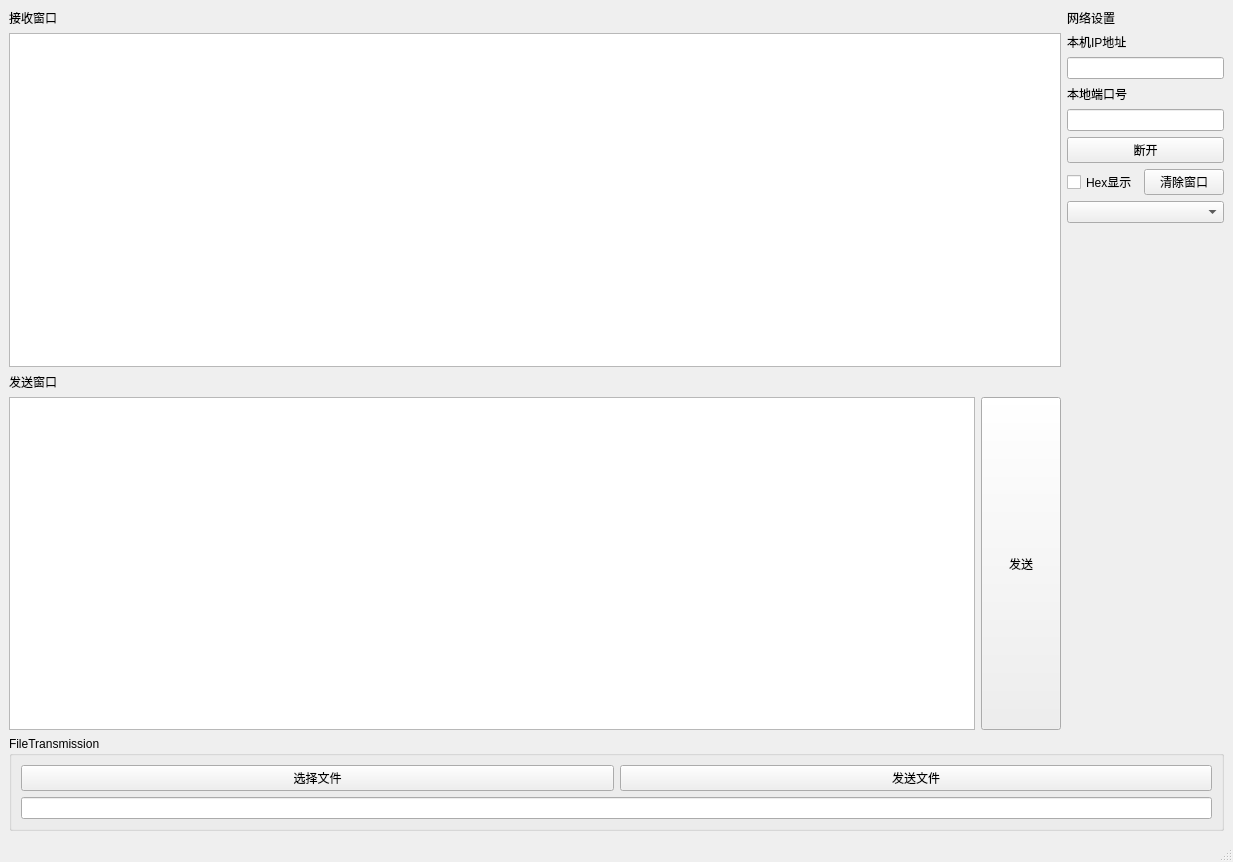
Qt form 2_Proj/server/tcpserver.ui (sitakerchen/MultiStereo) before a commit.
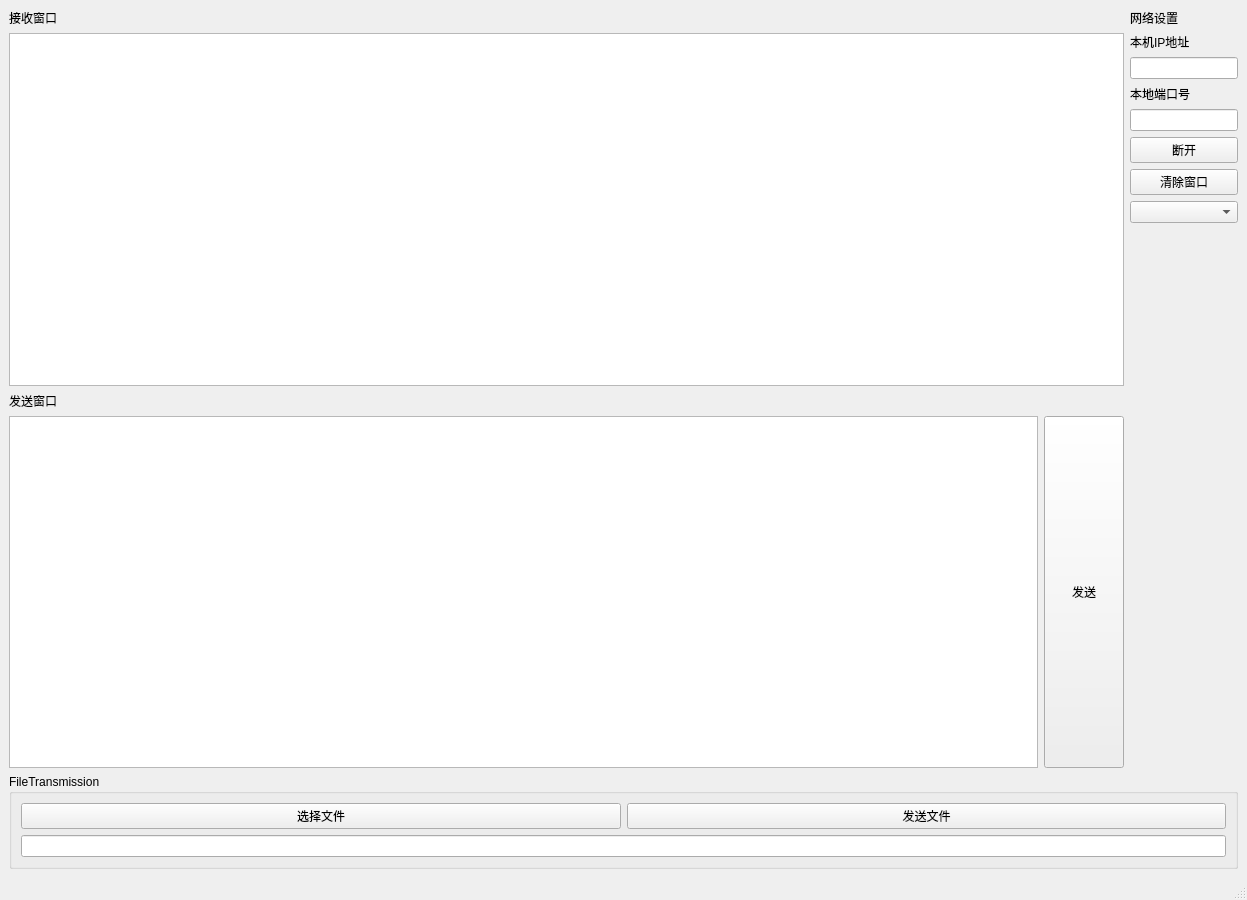
The same form after that commit.

```diff
--- a/2_Proj/server/tcpserver.ui
+++ b/2_Proj/server/tcpserver.ui
@@ -6,8 +6,8 @@
    <rect>
     <x>0</x>
     <y>0</y>
-    <width>1233</width>
-    <height>862</height>
+    <width>1247</width>
+    <height>900</height>
    </rect>
   </property>
   <property name="windowTitle">
@@ -104,13 +104,6 @@
         </item>
         <item>
          <layout class="QHBoxLayout" name="horizontalLayout">
-          <item>
-           <widget class="QCheckBox" name="checkBoxHexDisplay">
-            <property name="text">
-             <string>Hex显示</string>
-            </property>
-           </widget>
-          </item>
           <item>
            <widget class="QPushButton" name="pushButtonClearWindow">
             <property name="text">
```
Left out of the diff: 3 changed lines with no effect on the pictures.
